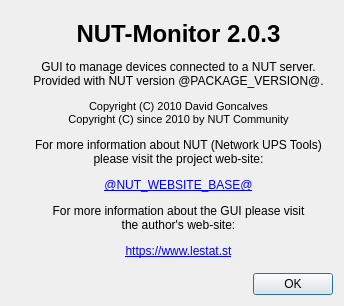
First picture: the form in scripts/python/app/ui/aboutdialog1.ui, repository Challado/nut, before the edit.
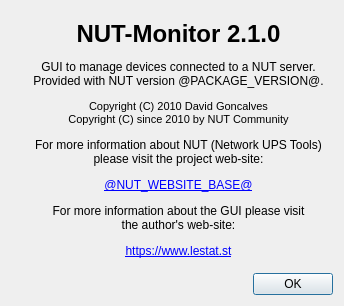
Second picture: the form after the edit.

```diff
--- a/scripts/python/app/ui/aboutdialog1.ui
+++ b/scripts/python/app/ui/aboutdialog1.ui
@@ -31,7 +31,7 @@
          </sizepolicy>
         </property>
         <property name="text">
-         <string>&lt;h1&gt;NUT-Monitor 2.0.3&lt;/h1&gt;
+         <string>&lt;h1&gt;NUT-Monitor 2.1.0&lt;/h1&gt;
 &lt;p&gt;GUI to manage devices connected to a NUT server.&lt;br/&gt;
 Provided with NUT version @PACKAGE_VERSION@.&lt;/p&gt;
 &lt;p style=&quot; font-size:8pt;&quot;&gt;Copyright (C) 2010 David Goncalves&lt;br/&gt;
```
